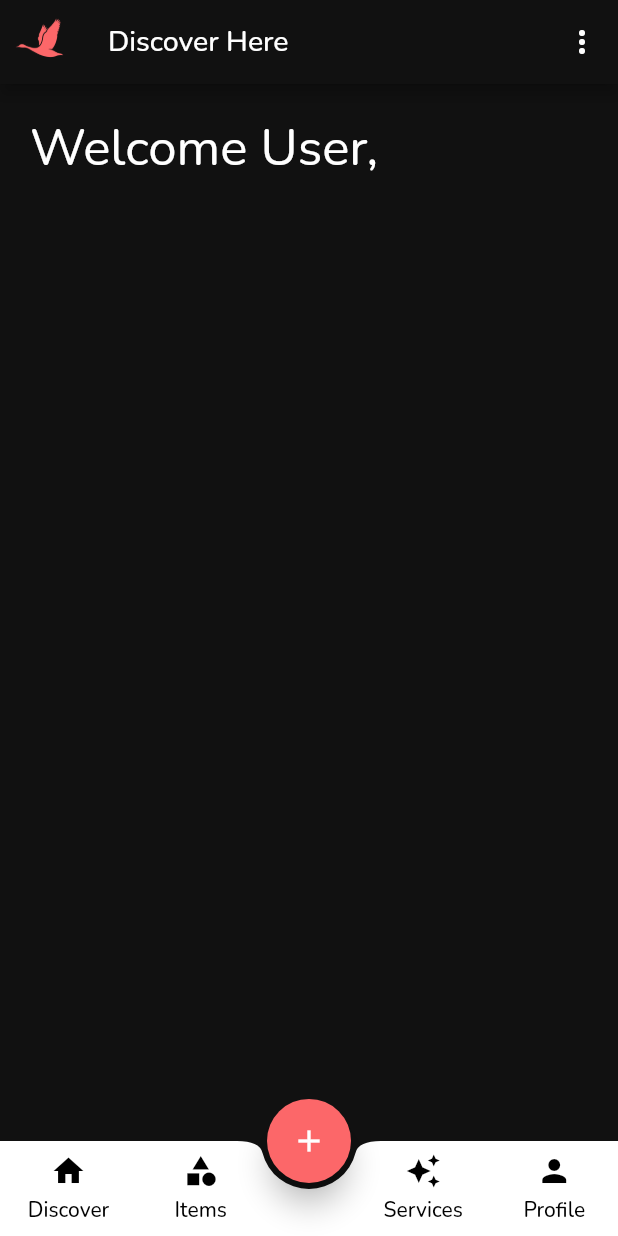
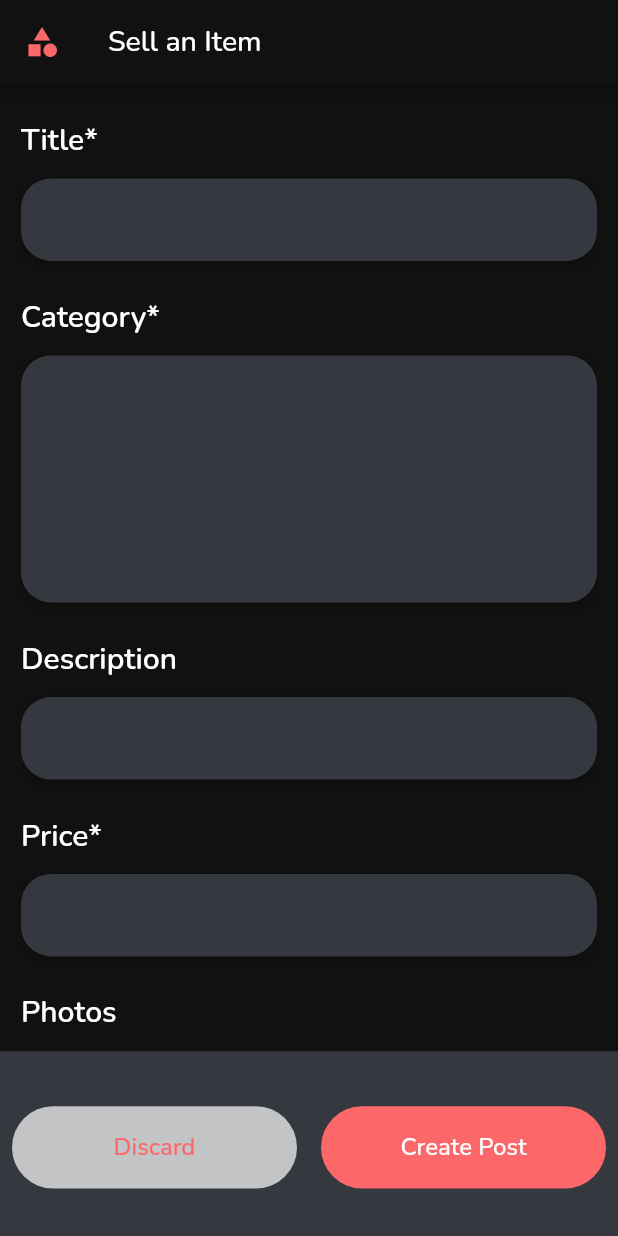
Before and after one commit to anuragkainth/Goose-Marketplace-App, a Flutter app: the screen it shows once a user with an empty profile is signed in, after a tap on the "add" icon, on a phone screen of 412 x 824 dp. Run offline on Flutter 3.47's test engine with Material 2 defaults, Android fonts, the phone set to English and light mode, and no system bars; our stand-ins replace carousel_slider, cloud_firestore, email_validator, firebase_auth, firebase_core, get and 1 more; missing offline and left inert: msh_checkbox; accounts and stored records are empty.

Commit message:
Adding create post page & discover page

```diff
--- a/lib/constants/images.dart
+++ b/lib/constants/images.dart
@@ -4,3 +4,11 @@ const gooseLogo = 'goose.png';
 const googleLogo = 'googleIcon2.png';
 const facebookLogo = 'facebookIcon.png';
 const accountLockLogo = 'lockAndKey2.png';
+
+const List<String> kSliderImagesCourses = [
+  // 'images/cpp.jpg',
+  'images/gooseTemp_4.jpg',
+  'images/gooseTemp_5.jpg',
+  'images/gooseTemp_6.jpg',
+  'images/gooseTemp_5.jpg'
+];
--- /dev/null
+++ b/lib/pages/create_post_page.dart
@@ -0,0 +1,209 @@
+import 'package:flutter/material.dart';
+import 'package:firebase_auth/firebase_auth.dart';
+import 'package:google_fonts/google_fonts.dart';
+import 'package:marketplace_app/constants/colors.dart';
+import 'package:marketplace_app/constants/images.dart';
+import 'package:marketplace_app/pages/profile_page.dart';
+import 'package:marketplace_app/utilities/floating_bar_add_button.dart';
+import 'package:marketplace_app/utilities/floating_bar_buttons.dart';
+import 'package:marketplace_app/utilities/post_page_fields.dart';
+import 'package:marketplace_app/utilities/auth_button.dart';
+
+class CreatePostPage extends StatefulWidget {
+  const CreatePostPage({Key? key}) : super(key: key);
+
+  @override
+  State<CreatePostPage> createState() => _CreatePostPageState();
+}
+
+class _CreatePostPageState extends State<CreatePostPage> {
+  @override
+  Widget build(BuildContext context) {
+    return Scaffold(
+        appBar: AppBar(
+            title: Text(
+              'Sell an Item',
+              style: GoogleFonts.nunito(textStyle: TextStyle(fontSize: 19)),
+            ),
+            leading: Center(child: Icon(Icons.category, color: kDefaultRedColor,))
+        ),
+      body: SafeArea(
+        child: Column(
+          children: [
+            Expanded(
+              flex: 11,
+              child: Container(
+                width: double.infinity,
+                color: kDefaultBackgroundBlack,
+                child: Padding(
+                  padding: EdgeInsets.symmetric(horizontal: 14.0),
+                  child: SingleChildScrollView(
+                    child: Column(
+                      mainAxisAlignment: MainAxisAlignment.spaceEvenly,
+                      crossAxisAlignment: CrossAxisAlignment.start,
+                      children: [
+                        SizedBox(height: 12,),
+                        PostPageField(fieldName: 'Title', fieldType: true, fieldSize: 1),
+                        PostPageField(fieldName: 'Category', fieldType: true, fieldSize: 3),
+                        PostPageField(fieldName: 'Description', fieldType: false, fieldSize: 1),
+                        PostPageField(fieldName: 'Price', fieldType: true, fieldSize: 1),
+                        Padding(
+                          padding: EdgeInsets.symmetric(vertical: 12.0),
+                          child: Column(
+                            crossAxisAlignment: CrossAxisAlignment.start,
+                            children: [
+                              Text(
+                                'Photos',
+                                style: GoogleFonts.nunito(
+                                  textStyle: TextStyle(
+                                    fontSize: 20,
+                                    fontWeight: FontWeight.w600,
+                                    color: Colors.white,
+                                  ),
+                                ),
+                              ),
+                              SizedBox(height: 30),
+                              Row(
+                                crossAxisAlignment: CrossAxisAlignment.start,
+                                children: [
+                                  SizedBox(width: 2,),
+                                  Container(
+                                    height: MediaQuery.of(context).size.width / 4,
+                                    width: MediaQuery.of(context).size.width / 4,
+                                    decoration: BoxDecoration(
+                                      borderRadius: BorderRadius.circular(20),
+                                      color: kDefaultGreyColor
+                                    ),
+                                    child: Icon(
+                                        Icons.person,
+                                      size: MediaQuery.of(context).size.width / 5,
+                                      color: kDefaultRedColor,
+                                    ),
+                                  ),
+                                  SizedBox(width: 10,),
+                                  Container(
+                                    height: MediaQuery.of(context).size.width / 4,
+                                    width: MediaQuery.of(context).size.width / 4,
+                                    decoration: BoxDecoration(
+                                        borderRadius: BorderRadius.circular(20),
+                                        color: kDefaultGreyColor
+                                    ),
+                                    child: Icon(
+                                      Icons.person,
+                                      size: MediaQuery.of(context).size.width / 5,
+                                      color: kDefaultRedColor,
+                                    ),
+                                  ),
+                                  SizedBox(width: 10,),
+                                  Container(
+                                    height: MediaQuery.of(context).size.width / 4,
+                                    width: MediaQuery.of(context).size.width / 4,
+                                    decoration: BoxDecoration(
+                                        borderRadius: BorderRadius.circular(20),
+                                        color: kDefaultGreyColor
+                                    ),
+                                    child: Icon(
+                                      Icons.person,
+                                      size: MediaQuery.of(context).size.width / 5,
+                                      color: kDefaultRedColor,
+                                    ),
+                                  )
+                                ],
+                              ),
+                              SizedBox(height: 20),
+                              Container(
+                                height: MediaQuery.of(context).size.height * 1 / 15,
+                                width: double.infinity,
+                                decoration: BoxDecoration(
+                                  color: kDefaultGreyColor,
+                                  borderRadius: BorderRadius.circular(20),
+                                  boxShadow: [
+                                    BoxShadow(
+                                      color: Colors.black.withOpacity(0.2),
+                                      spreadRadius: 1,
+                                      blurRadius: 5,
+                                      offset: Offset(0, 3),
+                                    ),
+                                  ],
+                                ),
+                                child: Row(
+                                  mainAxisAlignment: MainAxisAlignment.center,
+                                  children: [
+                                    Icon(Icons.add_box, color: Colors.white38,size: 36,),
+                                    SizedBox(width: 10,),
+                                    Text(
+                                      'Add Photos',
+                                      style: GoogleFonts.nunito(
+                                        textStyle: TextStyle(
+                                          color: Colors.white38,
+                                          fontSize: 13
+                                        )
+                                      ),
+                                    )
+                                  ],
+                                )
+                              ),
+                              SizedBox(height: 10),
+                            ],
+                          ),
+                        ),
+                      ],
+                    ),
+                  ),
+                ),
+              ),
+            ),
+            Expanded(
+              flex: 2,
+              child: Container(
+                width: double.infinity,
+                  decoration: BoxDecoration(
+                    boxShadow: [
+                      BoxShadow(
+                        color: kDefaultGreyColor,
+                        spreadRadius: 5,
+                        // offset: Offset(0, 5),
+                      ),
+                    ],
+                  ),
+                  child: Row(
+                    children: [
+                      Expanded(
+                        child: Container(
+                          height: MediaQuery.of(context).size.height * 1 / 8,
+                          width: double.infinity,
+                          color: kDefaultGreyColor,
+                          child: AuthButton(
+                            overlayColor: kDefaultGreyColor,
+                            onPressed: (){
+                              Navigator.pop(context);
+                            },
+                            text: 'Discard',
+                            color: Colors.white70,
+                            textColor: kDefaultRedColor,
+                          ),
+                        ),
+                      ),
+                      Expanded(
+                        child: Container(
+                          height: MediaQuery.of(context).size.height * 1 / 8,
+                          width: double.infinity,
+                          color: kDefaultGreyColor,
+                          child: AuthButton(
+                            overlayColor: kDefaultGreyColor,
+                            onPressed: (){},
+                            text: 'Create Post',
+                            color: kDefaultRedColor,
+                          ),
+                        ),
+                      )
+                    ],
+                  )
+              ),
+            ),
+          ],
+        ),
+      ),
+    );
+  }
+}
--- a/lib/pages/discover_page.dart
+++ b/lib/pages/discover_page.dart
@@ -3,9 +3,11 @@ import 'package:flutter/material.dart';
 import 'package:google_fonts/google_fonts.dart';
 import 'package:marketplace_app/constants/colors.dart';
 import 'package:marketplace_app/constants/images.dart';
+import 'package:marketplace_app/pages/create_post_page.dart';
 import 'package:marketplace_app/pages/profile_page.dart';
 import 'package:marketplace_app/utilities/floating_bar_add_button.dart';
 import 'package:marketplace_app/utilities/floating_bar_buttons.dart';
+import 'package:carousel_slider/carousel_slider.dart';
 
 class DiscoverPage extends StatefulWidget {
   const DiscoverPage({Key? key}) : super(key: key);
@@ -23,6 +25,8 @@ class _DiscoverPageState extends State<DiscoverPage> {
     super.initState();
     user = FirebaseAuth.instance.currentUser;
   }
+  int _currentImageIndex = 0;
+  int _currentImageIndex2 = 0;
 
   @override
   Widget build(BuildContext context) {
@@ -48,41 +52,130 @@ class _DiscoverPageState extends State<DiscoverPage> {
          ),
        ],
      ),
-      body: SizedBox(
-        width: double.infinity,
-        height: MediaQuery.of(context).size.height,
-        child: Padding(
-          padding: EdgeInsets.symmetric(horizontal: 20.0),
+      body: SingleChildScrollView(
         child: Column(
-            mainAxisAlignment: MainAxisAlignment.start,
-            crossAxisAlignment: CrossAxisAlignment.start,
           children: [
-              SizedBox(height: 20),
-              Text(
-                'Welcome User,',
+            SizedBox(height: 60),
+            Padding(
+              padding: EdgeInsets.symmetric(horizontal: 10.0),
+              child: RichText(
+                textAlign: TextAlign.center,
+                text: TextSpan(
+                  text: 'Discover the',
                   style: GoogleFonts.nunito(
                     textStyle: TextStyle(
                       color: Colors.white,
-                      fontSize: 34
-                    )),
+                      fontSize: 42,
+                      fontWeight: FontWeight.bold,
+                    ),
+                  ),
+                  children: <TextSpan>[
+                    TextSpan(
+                      text: ' Limitless Potential',
+                      style: GoogleFonts.nunito(
+                        textStyle: TextStyle(color: kDefaultRedColor, fontWeight: FontWeight.bold, fontSize: 42),
+                      ),
+                    ),
+                    TextSpan(
+                      text: ' of Goose!',
+                      style:  GoogleFonts.nunito(
+                        textStyle: TextStyle(color: Colors.white, fontWeight: FontWeight.bold, fontSize: 42),
+                      ),
+                    ),
+                  ],
+                ),
+              ),
+            ),
+            SizedBox(height: 30),
+            SizedBox(
+              height: 30,
             ),
             SizedBox(
-                height: 10,
-              ),
+              width: 200,
+              child: ClipRRect(
+                borderRadius: BorderRadius.circular(22),
+                child: Card(
+                  color: kDefaultRedColor,
+                  child: InkWell(
+                    onTap: () {},
+                    child: Padding(
+                      padding: const EdgeInsets.symmetric(
+                          vertical: 8.0, horizontal: 36.0),
+                      child: Row(
+                        mainAxisAlignment: MainAxisAlignment.spaceBetween,
+                        children: [
                           Text(
-                '',
+                              'Explore Now ',
                               style: GoogleFonts.nunito(
                                 textStyle: TextStyle(
+                                  fontSize: 14,
+                                  fontWeight: FontWeight.w500,
                                   color: Colors.white,
-                    )),
                                 ),
-              SizedBox(height: 10),
+                              )
+                          ),
+                          Icon(
+                            Icons.east,
+                            color: Colors.white,
+                            size: 25,
+                          ),
+                        ],
+                      ),
+                    ),
+                  ),
+                ),
+              ),
+            ),
+            SizedBox(height: 20),
+            SizedBox(
+              width: MediaQuery.of(context).size.width,
+              child: CarouselSlider.builder(
+                itemCount: kSliderImagesCourses.length,
+                options: CarouselOptions(
+                  height: MediaQuery.of(context).size.height * 1 / 4,
+                  initialPage: _currentImageIndex,
+                  enableInfiniteScroll: true,
+                  autoPlay: true,
+                  autoPlayInterval: Duration(seconds: 2),
+                  autoPlayCurve: Curves.fastOutSlowIn,
+                  onPageChanged: (int index, CarouselPageChangedReason reason) {
+                    setState(() {
+                      _currentImageIndex = index;
+                    });
+                  },
+                ),
+                itemBuilder: (BuildContext context, int index, int realIndex) {
+                  return Container(
+                    decoration: BoxDecoration(
+                      borderRadius: BorderRadius.circular(16),
+                    ),
+                    child: ClipRRect(
+                      borderRadius: BorderRadius.circular(16),
+                      child: Center(
+                        child: Image.asset(
+                          kSliderImagesCourses[index],
+                          height: (index == _currentImageIndex)
+                              ? MediaQuery.of(context).size.height * 2 / 3
+                              : MediaQuery.of(context).size.height * 3 / 5,
+                          fit: BoxFit.cover,
+                        ),
+                      ),
+                    ),
+                  );
+                },
+              ),
+            ),
 
           ],
         ),
       ),
+      floatingActionButton: FloatingNavAddButton(onPressed: (){
+        Navigator.of(context).push(
+          MaterialPageRoute(
+            builder: (context) =>  CreatePostPage(),
           ),
-      floatingActionButton: FloatingNavAddButton(onPressed: (){},),
+        );
+      },),
       floatingActionButtonLocation: FloatingActionButtonLocation.centerDocked,
       bottomNavigationBar: BottomAppBar(
         height: MediaQuery.of(context).size.width * 2 / 13,
@@ -107,3 +200,39 @@ class _DiscoverPageState extends State<DiscoverPage> {
     );
   }
 }
+//
+// SizedBox(
+// width: double.infinity,
+// height: MediaQuery.of(context).size.height,
+// child: Padding(
+// padding: EdgeInsets.symmetric(horizontal: 20.0),
+// child: Column(
+// mainAxisAlignment: MainAxisAlignment.start,
+// crossAxisAlignment: CrossAxisAlignment.start,
+// children: [
+// SizedBox(height: 20),
+// Row(
+// children: [
+// Text(
+// 'Welcome, ',
+// style: GoogleFonts.nunito(
+// textStyle: TextStyle(
+// color: Colors.white,
+// fontSize: 26
+// )),
+// ),
+// Text(
+// FirebaseAuth.instance.currentUser!.email!,
+// style: GoogleFonts.nunito(
+// textStyle: TextStyle(
+// color: Colors.white,
+// fontSize: 26
+//
+// )),
+// ),
+// ],
+// ),
+// ],
+// ),
+// ),
+// ),
--- a/lib/pages/profile_page.dart
+++ b/lib/pages/profile_page.dart
@@ -2,6 +2,7 @@ import 'package:flutter/material.dart';
 import 'package:google_fonts/google_fonts.dart';
 import 'package:marketplace_app/constants/colors.dart';
 import 'package:marketplace_app/pages/account_update_page.dart';
+import 'package:marketplace_app/pages/create_post_page.dart';
 import 'package:marketplace_app/pages/personal_info_page.dart';
 import 'package:marketplace_app/utilities/floating_bar_buttons.dart';
 import 'package:marketplace_app/utilities/floating_bar_add_button.dart';
@@ -110,7 +111,13 @@ class ProfileSettingsPage extends StatelessWidget {
           ),
         ),
       ),
-      floatingActionButton: FloatingNavAddButton(onPressed: (){},),
+      floatingActionButton: FloatingNavAddButton(onPressed: (){
+        Navigator.of(context).push(
+          MaterialPageRoute(
+            builder: (context) =>  CreatePostPage(),
+          ),
+        );
+      },),
       floatingActionButtonLocation: FloatingActionButtonLocation.centerDocked,
       bottomNavigationBar: BottomAppBar(
         height: MediaQuery.of(context).size.width * 2 / 13,
--- a/lib/utilities/auth_button.dart
+++ b/lib/utilities/auth_button.dart
@@ -3,7 +3,7 @@ import 'package:google_fonts/google_fonts.dart';
 import 'package:marketplace_app/constants/colors.dart';
 
 class AuthButton extends StatelessWidget {
-  AuthButton({Key? key, this.imageLoc, required this.text, this.onPressed, required this.color, required this.overlayColor})
+  AuthButton({Key? key, this.imageLoc, required this.text, this.onPressed, required this.color, required this.overlayColor, this.textColor})
       : super(key: key);
 
   final String? imageLoc;
@@ -11,6 +11,7 @@ class AuthButton extends StatelessWidget {
   void Function()? onPressed;
   final Color color;
   final Color overlayColor;
+  final Color? textColor;
   @override
   Widget build(BuildContext context) {
     return TextButton(
@@ -43,7 +44,7 @@ class AuthButton extends StatelessWidget {
             Text(
               text,
               style: GoogleFonts.nunito(
-                  textStyle: TextStyle(color: Colors.white, fontSize: 16)),
+                  textStyle: TextStyle(color: textColor ?? Colors.white, fontSize: 16)),
             ),
           ],
         ),
--- /dev/null
+++ b/lib/utilities/post_page_fields.dart
@@ -0,0 +1,90 @@
+import 'package:flutter/material.dart';
+import 'package:google_fonts/google_fonts.dart';
+import 'package:marketplace_app/constants/colors.dart';
+
+class PostPageField extends StatefulWidget {
+  PostPageField({Key? key, required this.fieldName, required this.fieldType, required this.fieldSize}) : super(key: key);
+
+  String fieldName;
+  bool fieldType; // 1 = required
+  int fieldSize;
+
+  @override
+  State<PostPageField> createState() => _PostPageFieldState();
+}
+
+class _PostPageFieldState extends State<PostPageField> {
+  @override
+  Widget build(BuildContext context) {
+    return Padding(
+      padding: EdgeInsets.symmetric(vertical: 12.0),
+      child: Column(
+        crossAxisAlignment: CrossAxisAlignment.start,
+        children: [
+          Row(
+            children: [
+              Text(
+                widget.fieldName,
+                style: GoogleFonts.nunito(
+                  textStyle: TextStyle(
+                    fontSize: 20,
+                    fontWeight: FontWeight.w600,
+                    color: Colors.white,
+                  ),
+                ),
+              ),
+              Text(
+                widget.fieldType ? "*" : "",
+                style: GoogleFonts.nunito(
+                  textStyle: TextStyle(
+                    fontSize: 20,
+                    fontWeight: FontWeight.w600,
+                    color: Colors.white,
+                  ),
+                ),
+              ),
+            ],
+          ),
+          SizedBox(height: 12),
+          Container(
+            height: MediaQuery.of(context).size.height * widget.fieldSize / 15,
+            width: double.infinity,
+            decoration: BoxDecoration(
+              color: kDefaultGreyColor,
+              borderRadius: BorderRadius.circular(20),
+              boxShadow: [
+                BoxShadow(
+                  color: Colors.black.withOpacity(0.2),
+                  spreadRadius: 1,
+                  blurRadius: 5,
+                  offset: Offset(0, 3),
+                ),
+              ],
+            ),
+            child: Padding(
+              padding: EdgeInsets.all(18.0),
+              child: TextField(
+                style: TextStyle(
+                  color: Colors.white,
+                ),
+                cursorColor: Colors.white,
+                decoration: InputDecoration(
+                  enabledBorder: UnderlineInputBorder(
+                    borderSide: BorderSide(
+                      color: Colors.transparent,
+                    ),
+                  ),
+                  focusedBorder: UnderlineInputBorder(
+                    borderSide: BorderSide(
+                      color: Colors.transparent,
+                    ),
+                  ),
+                ),
+              ),
+            ),
+          )
+        ],
+      ),
+    );
+  }
+}
--- a/pubspec.yaml
+++ b/pubspec.yaml
@@ -35,6 +35,7 @@ dependencies:
   msh_checkbox: ^2.0.1
   email_validator: ^2.1.17
   get: ^4.6.5
+  carousel_slider: ^4.2.1
 
   # Firebase Packages
   cloud_firestore: ^4.5.2
```
Also changed, not shown: images/gooseTemp_1.jpg (added), images/gooseTemp_2.jpg (added), images/gooseTemp_3.jpg (added), images/gooseTemp_4.jpg (added), images/gooseTemp_5.jpg (added), images/gooseTemp_6.jpg (added), pubspec.lock. Lines whose indentation alone changed are shown as unchanged.
